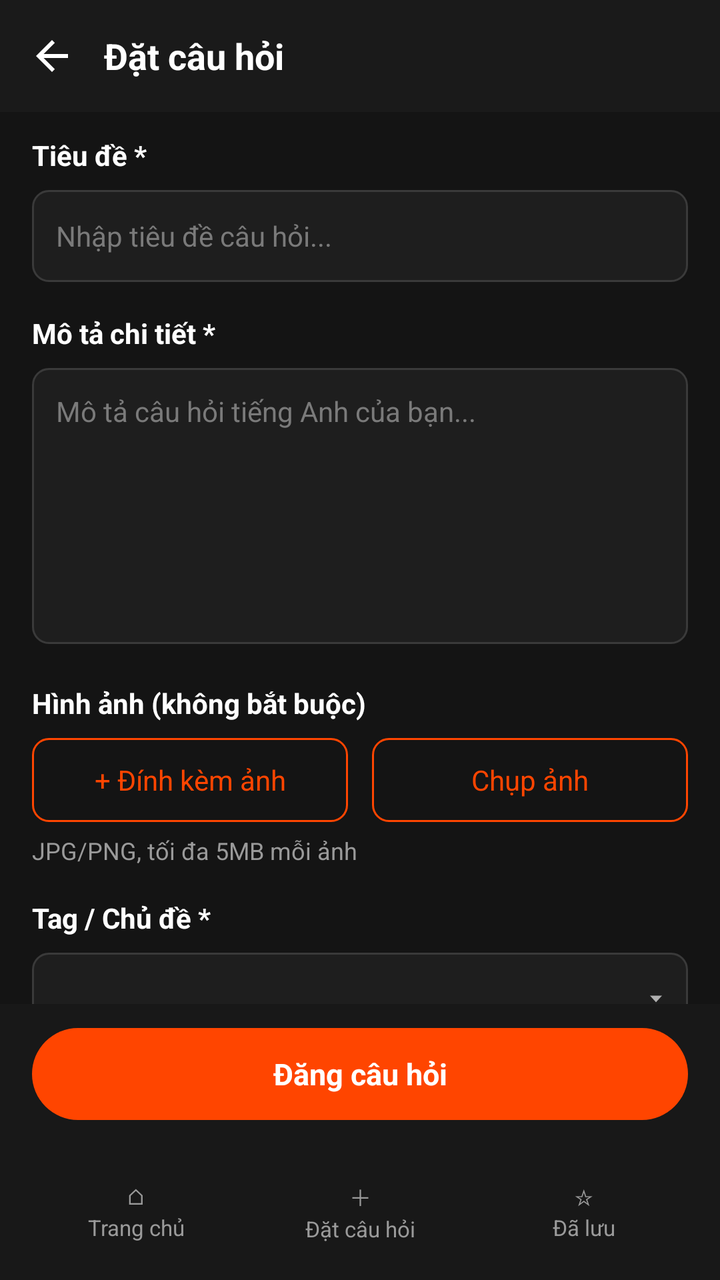
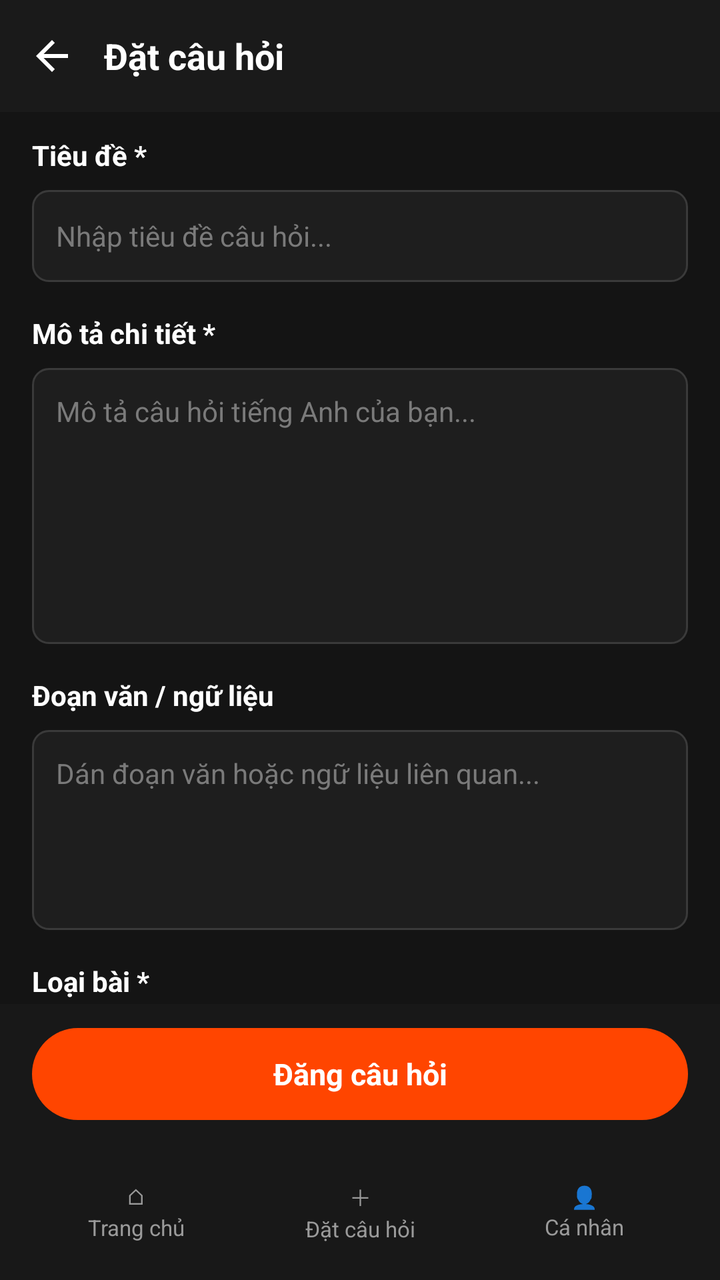

Two renders of the same Android screen: before a commit and after it. Below are the layout's source before the change and the commit's diff.
<!-- AndroidManifest.xml: application theme Theme.EngQA -->
<!-- res/layout/activity_main.xml -->
<?xml version="1.0" encoding="utf-8"?>
<LinearLayout xmlns:android="http://schemas.android.com/apk/res/android"
    xmlns:tools="http://schemas.android.com/tools"
    android:id="@+id/main"
    android:layout_width="match_parent"
    android:layout_height="match_parent"
    android:background="@color/bg_screen"
    android:orientation="vertical"
    tools:context=".MainActivity">

    
    <LinearLayout
        android:layout_width="match_parent"
        android:layout_height="56dp"
        android:background="@color/bg_topbar"
        android:gravity="center_vertical"
        android:orientation="horizontal">

        <ImageView
            android:id="@+id/btnBack"
            android:layout_width="40dp"
            android:layout_height="40dp"
            android:layout_marginStart="6dp"
            android:background="?attr/selectableItemBackgroundBorderless"
            android:contentDescription="@string/back"
            android:padding="8dp"
            android:src="@drawable/ic_arrow_back" />

        <TextView
            android:layout_width="wrap_content"
            android:layout_height="wrap_content"
            android:layout_marginStart="6dp"
            android:text="@string/ask_title"
            android:textColor="@color/text_primary"
            android:textSize="18sp"
            android:textStyle="bold" />
    </LinearLayout>

    <ScrollView
        android:layout_width="match_parent"
        android:layout_height="0dp"
        android:layout_weight="1"
        android:fillViewport="true"
        android:scrollbars="none">

        <LinearLayout
            android:layout_width="match_parent"
            android:layout_height="wrap_content"
            android:orientation="vertical"
            android:paddingStart="16dp"
            android:paddingTop="12dp"
            android:paddingEnd="16dp"
            android:paddingBottom="16dp">

            <TextView
                style="@style/FormLabel"
                android:text="@string/label_title" />

            <EditText
                android:id="@+id/etTitle"
                style="@style/FormInput"
                android:layout_height="46dp"
                android:hint="@string/hint_title"
                android:imeOptions="actionNext"
                android:inputType="textCapSentences"
                android:maxLines="1" />

            <TextView
                style="@style/FormLabel"
                android:layout_marginTop="16dp"
                android:text="@string/label_description" />

            <EditText
                android:id="@+id/etDescription"
                style="@style/FormInput"
                android:layout_height="138dp"
                android:gravity="top|start"
                android:hint="@string/hint_description"
                android:inputType="textMultiLine|textCapSentences"
                android:paddingTop="12dp" />

            <TextView
                style="@style/FormLabel"
                android:layout_marginTop="20dp"
                android:text="@string/label_images" />

            <LinearLayout
                android:layout_width="match_parent"
                android:layout_height="wrap_content"
                android:orientation="horizontal">

                <TextView
                    android:id="@+id/btnAttachImage"
                    style="@style/OutlineButton"
                    android:layout_marginEnd="6dp"
                    android:text="@string/btn_attach_image" />

                <TextView
                    android:id="@+id/btnTakePhoto"
                    style="@style/OutlineButton"
                    android:layout_marginStart="6dp"
                    android:text="@string/btn_take_photo" />
            </LinearLayout>

            <TextView
                android:layout_width="wrap_content"
                android:layout_height="wrap_content"
                android:layout_marginTop="6dp"
                android:text="@string/image_note"
                android:textColor="@color/text_secondary"
                android:textSize="12sp" />

            <TextView
                style="@style/FormLabel"
                android:layout_marginTop="16dp"
                android:text="@string/label_tag" />

            <FrameLayout
                android:layout_width="match_parent"
                android:layout_height="46dp"
                android:background="@drawable/bg_input">

                <Spinner
                    android:id="@+id/spinnerTag"
                    android:layout_width="match_parent"
                    android:layout_height="match_parent"
                    android:background="@null"
                    android:dropDownVerticalOffset="46dp"
                    android:paddingStart="4dp"
                    android:paddingEnd="32dp"
                    android:popupBackground="@color/bg_card" />

                <ImageView
                    android:layout_width="8dp"
                    android:layout_height="8dp"
                    android:layout_gravity="center_vertical|end"
                    android:layout_marginEnd="12dp"
                    android:importantForAccessibility="no"
                    android:src="@drawable/ic_dropdown_arrow" />
            </FrameLayout>
        </LinearLayout>
    </ScrollView>

    
    <FrameLayout
        android:layout_width="match_parent"
        android:layout_height="wrap_content"
        android:background="@drawable/bg_bottom_bar"
        android:paddingStart="16dp"
        android:paddingTop="12dp"
        android:paddingEnd="16dp"
        android:paddingBottom="12dp">

        <TextView
            android:id="@+id/btnPostQuestion"
            android:layout_width="match_parent"
            android:layout_height="46dp"
            android:background="@drawable/bg_button_primary"
            android:clickable="true"
            android:focusable="true"
            android:gravity="center"
            android:text="@string/btn_post_question"
            android:textColor="@color/white"
            android:textSize="15sp"
            android:textStyle="bold" />
    </FrameLayout>

    <include
        android:id="@+id/bottomNav"
        layout="@layout/view_bottom_nav"
        android:layout_width="match_parent"
        android:layout_height="68dp" />
</LinearLayout>
<!-- res/layout/view_bottom_nav.xml (included above) -->
<?xml version="1.0" encoding="utf-8"?>
<LinearLayout xmlns:android="http://schemas.android.com/apk/res/android"
    android:layout_width="match_parent"
    android:layout_height="68dp"
    android:background="@drawable/bg_bottom_bar"
    android:gravity="center_vertical"
    android:orientation="horizontal"
    android:paddingStart="12dp"
    android:paddingEnd="12dp">

    <TextView
        android:id="@+id/navHome"
        style="@style/HomeNavItem"
        android:text="⌂\nTrang chủ" />

    <TextView
        android:id="@+id/navAsk"
        style="@style/HomeNavItem"
        android:text="＋\nĐặt câu hỏi" />

    <TextView
        android:id="@+id/navSaved"
        style="@style/HomeNavItem"
        android:text="☆\nĐã lưu" />
</LinearLayout>
<!-- resources referenced by this layout -->
<resources>
  <color name="bg_card">#FF1C1C1C</color>
  <color name="bg_screen">#FF141414</color>
  <color name="bg_topbar">#FF1A1A1A</color>
  <color name="text_primary">#FFFFFFFF</color>
  <color name="text_secondary">#FF9A9A9A</color>
  <color name="white">#FFFFFFFF</color>
  <!-- drawable bg_bottom_bar (drawable) -->
  <?xml version="1.0" encoding="utf-8"?>
  <shape xmlns:android="http://schemas.android.com/apk/res/android" android:shape="rectangle">
      <solid android:color="@color/bg_bottom_bar" />
  </shape>
  <!-- drawable bg_button_primary (drawable) -->
  <?xml version="1.0" encoding="utf-8"?>
  <shape xmlns:android="http://schemas.android.com/apk/res/android" android:shape="rectangle">
      <solid android:color="@color/accent_orange" />
      <corners android:radius="24dp" />
  
  </shape>
  <!-- drawable bg_input (drawable) -->
  <?xml version="1.0" encoding="utf-8"?>
  <shape xmlns:android="http://schemas.android.com/apk/res/android" android:shape="rectangle">
      <solid android:color="@color/bg_input" />
      <corners android:radius="8dp" />
      <stroke android:width="1dp" android:color="@color/border_input" />
  </shape>
  <!-- drawable ic_arrow_back (drawable) -->
  <vector xmlns:android="http://schemas.android.com/apk/res/android"
      android:width="24dp" android:height="24dp"
      android:viewportWidth="24" android:viewportHeight="24">
      <path android:fillColor="#FFFFFFFF"
          android:pathData="M20,11H7.83l5.59,-5.59L12,4l-8,8 8,8 1.41,-1.41L7.83,13H20v-2z" />
  </vector>
  <!-- drawable ic_dropdown_arrow (drawable) -->
  <vector xmlns:android="http://schemas.android.com/apk/res/android"
      android:width="8dp" android:height="8dp"
      android:viewportWidth="8" android:viewportHeight="8">
      <path android:fillColor="#FFB0B0B0" android:pathData="M1,2.5L7,2.5L4,5.8z" />
  </vector>
  <string name="ask_title">Đặt câu hỏi</string>
  <string name="back">Quay lại</string>
  <string name="btn_attach_image">+  Đính kèm ảnh</string>
  <string name="btn_post_question">Đăng câu hỏi</string>
  <string name="btn_take_photo">Chụp ảnh</string>
  <string name="hint_description">Mô tả câu hỏi tiếng Anh của bạn...</string>
  <string name="hint_title">Nhập tiêu đề câu hỏi...</string>
  <string name="image_note">JPG/PNG, tối đa 5MB mỗi ảnh</string>
  <string name="label_description">Mô tả chi tiết *</string>
  <string name="label_images">Hình ảnh (không bắt buộc)</string>
  <string name="label_tag">Tag / Chủ đề *</string>
  <string name="label_title">Tiêu đề *</string>
  <style name="Theme.EngQA" parent="Base.Theme.EngQA" />
  <color name="bg_bottom_bar">#FF181818</color>
  <color name="accent_orange">#FFFF4500</color>
  <color name="bg_input">#FF1E1E1E</color>
  <color name="border_input">#FF3A3A3A</color>
  <color name="text_hint">#FF7A7A7A</color>
  <!-- drawable bg_button_outline (drawable) -->
  <?xml version="1.0" encoding="utf-8"?>
  <shape xmlns:android="http://schemas.android.com/apk/res/android" android:shape="rectangle">
      <solid android:color="@android:color/transparent" />
      <corners android:radius="8dp" />
      <stroke android:width="1dp" android:color="@color/accent_orange" />
  </shape>
  <style name="Base.Theme.EngQA" parent="Theme.Material3.Dark.NoActionBar">
          <item name="android:windowBackground">@color/bg_screen</item>
          <item name="android:statusBarColor">@color/bg_topbar</item>
          <item name="android:navigationBarColor">@color/bg_bottom_bar</item>
          <item name="colorPrimary">@color/accent_orange</item>
      </style>
  <!-- unchanged entries left out for length: 4 -->
</resources>

<!-- the commit's change to res/layout/activity_main.xml (unified diff, before → after) -->
@@ -27,13 +27,23 @@
             android:src="@drawable/ic_arrow_back" />
 
         <TextView
-            android:layout_width="wrap_content"
+            android:layout_width="0dp"
             android:layout_height="wrap_content"
             android:layout_marginStart="6dp"
+            android:layout_weight="1"
             android:text="@string/ask_title"
             android:textColor="@color/text_primary"
             android:textSize="18sp"
             android:textStyle="bold" />
+
+        <TextView
+            android:id="@+id/tvUploadStatus"
+            android:layout_width="wrap_content"
+            android:layout_height="wrap_content"
+            android:layout_marginEnd="12dp"
+            android:textColor="@color/accent_orange"
+            android:textSize="12sp"
+            android:visibility="gone" />
     </LinearLayout>
 
     <ScrollView
@@ -81,39 +91,22 @@
 
             <TextView
                 style="@style/FormLabel"
-                android:layout_marginTop="20dp"
-                android:text="@string/label_images" />
-
-            <LinearLayout
-                android:layout_width="match_parent"
-                android:layout_height="wrap_content"
-                android:orientation="horizontal">
-
-                <TextView
-                    android:id="@+id/btnAttachImage"
-                    style="@style/OutlineButton"
-                    android:layout_marginEnd="6dp"
-                    android:text="@string/btn_attach_image" />
-
-                <TextView
-                    android:id="@+id/btnTakePhoto"
-                    style="@style/OutlineButton"
-                    android:layout_marginStart="6dp"
-                    android:text="@string/btn_take_photo" />
-            </LinearLayout>
-
-            <TextView
-                android:layout_width="wrap_content"
-                android:layout_height="wrap_content"
-                android:layout_marginTop="6dp"
-                android:text="@string/image_note"
-                android:textColor="@color/text_secondary"
-                android:textSize="12sp" />
-
-            <TextView
-                style="@style/FormLabel"
-                android:layout_marginTop="16dp"
-                android:text="@string/label_tag" />
+                android:layout_marginTop="16dp"
+                android:text="@string/label_passage" />
+
+            <EditText
+                android:id="@+id/etPassage"
+                style="@style/FormInput"
+                android:layout_height="100dp"
+                android:gravity="top|start"
+                android:hint="@string/hint_passage"
+                android:inputType="textMultiLine"
+                android:paddingTop="12dp" />
+
+            <TextView
+                style="@style/FormLabel"
+                android:layout_marginTop="16dp"
+                android:text="@string/label_type" />
 
             <FrameLayout
                 android:layout_width="match_parent"
@@ -138,6 +131,111 @@
                     android:importantForAccessibility="no"
                     android:src="@drawable/ic_dropdown_arrow" />
             </FrameLayout>
+
+            <TextView
+                style="@style/FormLabel"
+                android:layout_marginTop="16dp"
+                android:text="@string/label_level" />
+
+            <FrameLayout
+                android:layout_width="match_parent"
+                android:layout_height="46dp"
+                android:background="@drawable/bg_input">
+
+                <Spinner
+                    android:id="@+id/spinnerLevel"
+                    android:layout_width="match_parent"
+                    android:layout_height="match_parent"
+                    android:background="@null"
+                    android:dropDownVerticalOffset="46dp"
+                    android:paddingStart="4dp"
+                    android:paddingEnd="32dp"
+                    android:popupBackground="@color/bg_card" />
+
+                <ImageView
+                    android:layout_width="8dp"
+                    android:layout_height="8dp"
+                    android:layout_gravity="center_vertical|end"
+                    android:layout_marginEnd="12dp"
+                    android:importantForAccessibility="no"
+                    android:src="@drawable/ic_dropdown_arrow" />
+            </FrameLayout>
+
+            <TextView
+                style="@style/FormLabel"
+                android:layout_marginTop="20dp"
+                android:text="@string/label_images" />
+
+            <LinearLayout
+                android:layout_width="match_parent"
+                android:layout_height="wrap_content"
+                android:orientation="horizontal">
+
+                <TextView
+                    android:id="@+id/btnAttachImage"
+                    style="@style/OutlineButton"
+                    android:layout_marginEnd="6dp"
+                    android:text="@string/btn_attach_image" />
+
+                <TextView
+                    android:id="@+id/btnTakePhoto"
+                    style="@style/OutlineButton"
+                    android:layout_marginStart="6dp"
+                    android:text="@string/btn_take_photo" />
+            </LinearLayout>
+
+            <androidx.recyclerview.widget.RecyclerView
+                android:id="@+id/recyclerAttachments"
+                android:layout_width="match_parent"
+                android:layout_height="wrap_content"
+                android:layout_marginTop="10dp"
+                android:orientation="horizontal"
+                android:scrollbars="none" />
+
+            <TextView
+                android:layout_width="wrap_content"
+                android:layout_height="wrap_content"
+                android:layout_marginTop="6dp"
+                android:text="@string/image_note"
+                android:textColor="@color/text_secondary"
+                android:textSize="12sp" />
+
+            <TextView
+                style="@style/FormLabel"
+                android:layout_marginTop="16dp"
+                android:text="@string/label_audio" />
+
+            <LinearLayout
+                android:layout_width="match_parent"
+                android:layout_height="wrap_content"
+                android:orientation="horizontal">
+
+                <TextView
+                    android:id="@+id/btnAddAudio"
+                    style="@style/OutlineButton"
+                    android:layout_marginEnd="6dp"
+                    android:text="@string/btn_add_audio" />
+
+                <TextView
+                    android:id="@+id/btnRecordAudio"
+                    style="@style/OutlineButton"
+                    android:layout_marginStart="6dp"
+                    android:text="@string/btn_record_audio" />
+            </LinearLayout>
+
+            <com.example.engqa.ui.AudioPlayerView
+                android:id="@+id/audioPlayer"
+                android:layout_width="match_parent"
+                android:layout_height="48dp"
+                android:layout_marginTop="10dp" />
+
+            <TextView
+                android:layout_width="wrap_content"
+                android:layout_height="wrap_content"
+                android:layout_marginTop="6dp"
+                android:text="@string/audio_note"
+                android:textColor="@color/text_secondary"
+                android:textSize="12sp" />
         </LinearLayout>
     </ScrollView>
 
@@ -193,7 +291,7 @@
         android:text="＋\nĐặt câu hỏi" />
 
     <TextView
-        android:id="@+id/navSaved"
+        android:id="@+id/navProfile"
         style="@style/HomeNavItem"
-        android:text="☆\nĐã lưu" />
+        android:text="👤\nCá nhân" />
 </LinearLayout>
<!-- resource entries referenced after the edit -->
@@ -39,17 +39,24 @@
       <path android:fillColor="#FFB0B0B0" android:pathData="M1,2.5L7,2.5L4,5.8z" />
   </vector>
   <string name="ask_title">Đặt câu hỏi</string>
+  <string name="audio_note">MP3/M4A/AAC/WAV, tối đa 10MB</string>
   <string name="back">Quay lại</string>
+  <string name="btn_add_audio">+  Thêm âm thanh</string>
   <string name="btn_attach_image">+  Đính kèm ảnh</string>
   <string name="btn_post_question">Đăng câu hỏi</string>
+  <string name="btn_record_audio">Ghi âm</string>
   <string name="btn_take_photo">Chụp ảnh</string>
   <string name="hint_description">Mô tả câu hỏi tiếng Anh của bạn...</string>
+  <string name="hint_passage">Dán đoạn văn hoặc ngữ liệu liên quan...</string>
   <string name="hint_title">Nhập tiêu đề câu hỏi...</string>
   <string name="image_note">JPG/PNG, tối đa 5MB mỗi ảnh</string>
+  <string name="label_audio">Âm thanh (không bắt buộc)</string>
   <string name="label_description">Mô tả chi tiết *</string>
   <string name="label_images">Hình ảnh (không bắt buộc)</string>
-  <string name="label_tag">Tag / Chủ đề *</string>
+  <string name="label_level">Trình độ</string>
+  <string name="label_passage">Đoạn văn / ngữ liệu</string>
   <string name="label_title">Tiêu đề *</string>
+  <string name="label_type">Loại bài *</string>
   <style name="Theme.EngQA" parent="Base.Theme.EngQA" />
   <color name="bg_bottom_bar">#FF181818</color>
   <color name="accent_orange">#FFFF4500</color>
